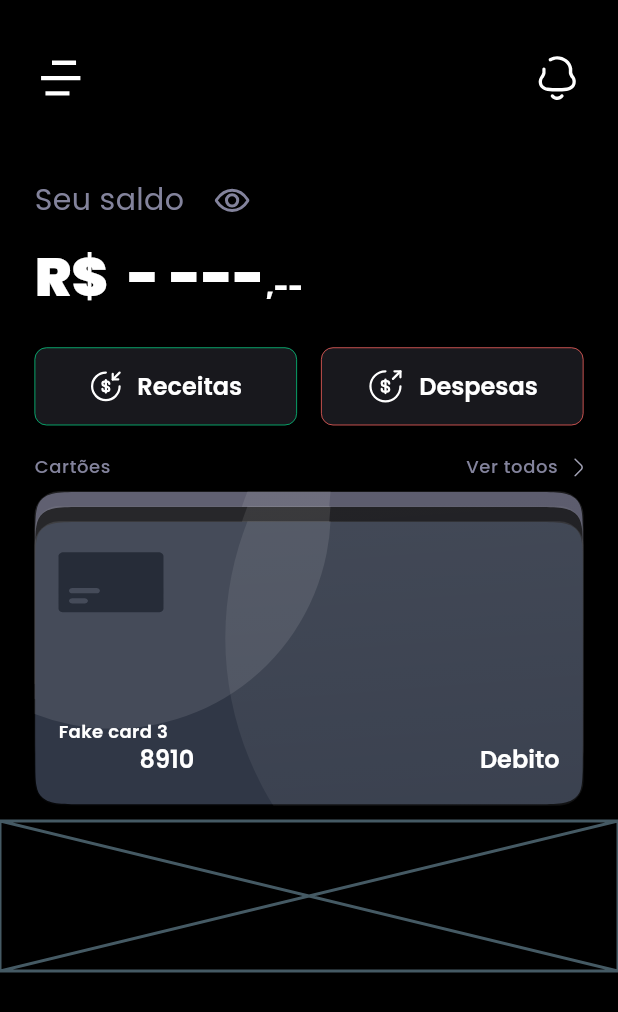
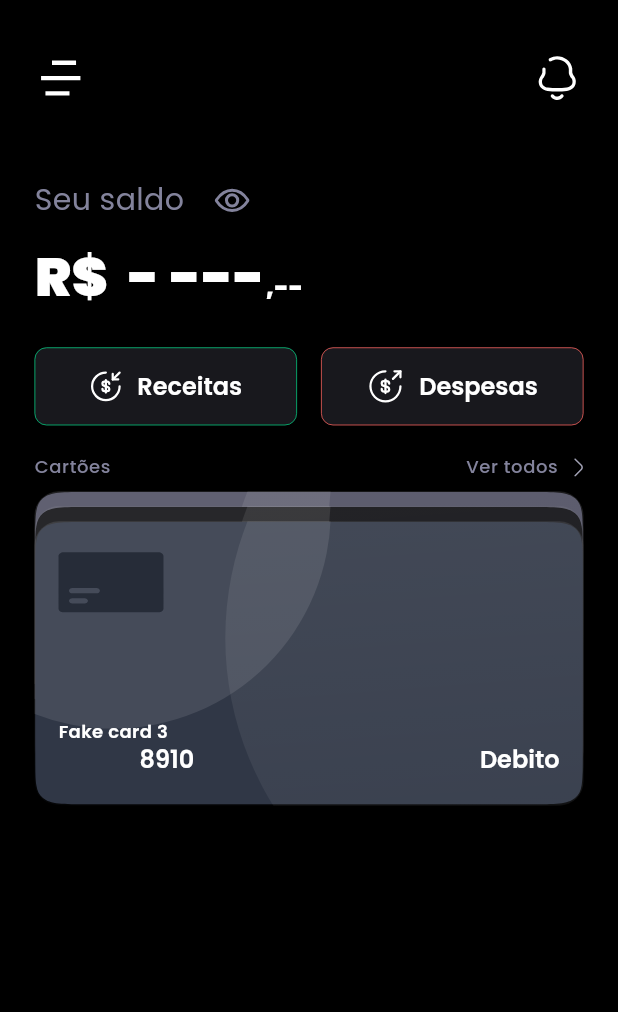
Before and after one commit to eric218110/projectzeta, a Flutter app: the screen it shows after launch, on a phone screen of 412 x 824 dp. Shown: the top 1012 px of the screen. Run offline on Flutter 3.47's test engine with Material 3 defaults, Android fonts, the light colour scheme and no system bars; our stand-ins replace flutter_svg, get_it, go_router, google_fonts; missing offline and left inert: mobkit_dashed_border.

Commit message:
refactor: remove placeholder

```diff
--- a/lib/presentation/screens/home.dart
+++ b/lib/presentation/screens/home.dart
@@ -22,11 +22,6 @@ class HomeScreen extends StatelessWidget {
                 ReceiveAndExpenseButton(),
                 SizedBox(height: DimensionApplication.extraLarge),
                 ShowCard(),
-                SizedBox(
-                  height: 100,
-                  width: 500,
-                  child: Placeholder(),
-                )
               ],
             ),
           ),
```
